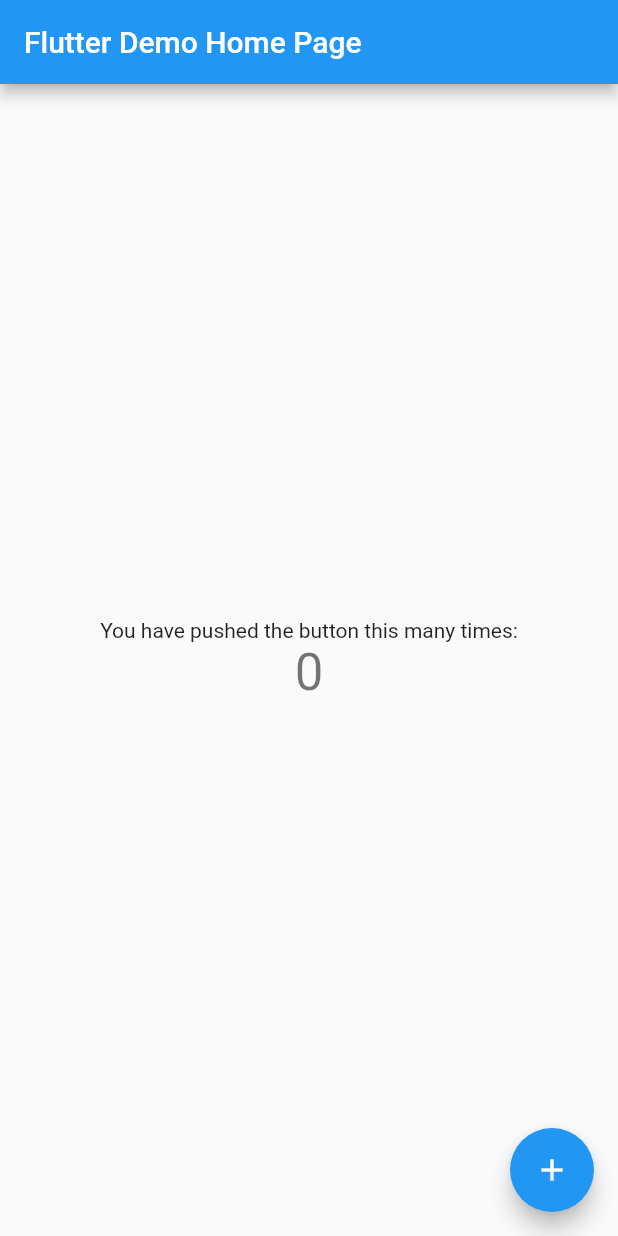
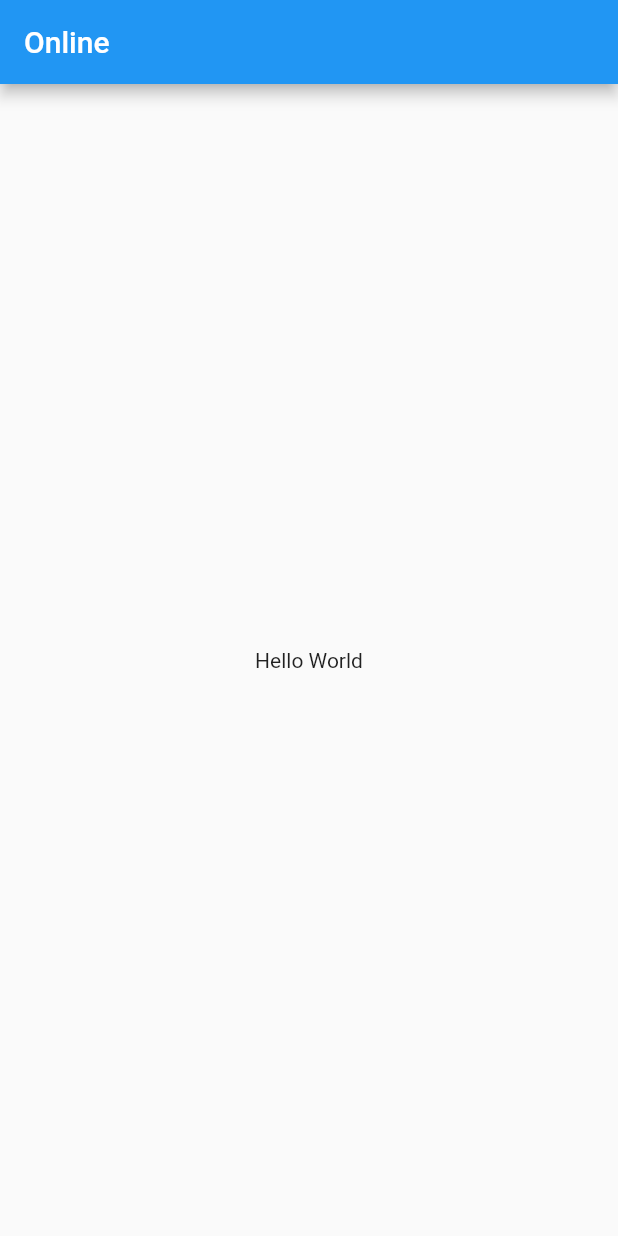
Before and after one commit to omidnw/Messenger, a Flutter app: the screen it shows after launch, on a phone screen of 412 x 824 dp. Run offline on Flutter 3.47's test engine with Material 2 defaults, Android fonts, the phone set to English and light mode, and no system bars.

Commit message:
[13:45 | Removed test - Edited main.dart]

```diff
--- a/lib/main.dart
+++ b/lib/main.dart
@@ -1,117 +1,15 @@
 import 'package:flutter/material.dart';
 
-void main() {
-  runApp(MyApp());
-}
-
-class MyApp extends StatelessWidget {
-  // This widget is the root of your application.
-  @override
-  Widget build(BuildContext context) {
-    return MaterialApp(
-      title: 'Flutter Demo',
-      theme: ThemeData(
-        // This is the theme of your application.
-        //
-        // Try running your application with "flutter run". You'll see the
-        // application has a blue toolbar. Then, without quitting the app, try
-        // changing the primarySwatch below to Colors.green and then invoke
-        // "hot reload" (press "r" in the console where you ran "flutter run",
-        // or simply save your changes to "hot reload" in a Flutter IDE).
-        // Notice that the counter didn't reset back to zero; the application
-        // is not restarted.
-        primarySwatch: Colors.blue,
-        // This makes the visual density adapt to the platform that you run
-        // the app on. For desktop platforms, the controls will be smaller and
-        // closer together (more dense) than on mobile platforms.
-        visualDensity: VisualDensity.adaptivePlatformDensity,
-      ),
-      home: MyHomePage(title: 'Flutter Demo Home Page'),
-    );
-  }
-}
-
-class MyHomePage extends StatefulWidget {
-  MyHomePage({Key key, this.title}) : super(key: key);
-
-  // This widget is the home page of your application. It is stateful, meaning
-  // that it has a State object (defined below) that contains fields that affect
-  // how it looks.
-
-  // This class is the configuration for the state. It holds the values (in this
-  // case the title) provided by the parent (in this case the App widget) and
-  // used by the build method of the State. Fields in a Widget subclass are
-  // always marked "final".
-
-  final String title;
-
-  @override
-  _MyHomePageState createState() => _MyHomePageState();
-}
-
-class _MyHomePageState extends State<MyHomePage> {
-  int _counter = 0;
-
-  void _incrementCounter() {
-    setState(() {
-      // This call to setState tells the Flutter framework that something has
-      // changed in this State, which causes it to rerun the build method below
-      // so that the display can reflect the updated values. If we changed
-      // _counter without calling setState(), then the build method would not be
-      // called again, and so nothing would appear to happen.
-      _counter++;
-    });
-  }
-
-  @override
-  Widget build(BuildContext context) {
-    // This method is rerun every time setState is called, for instance as done
-    // by the _incrementCounter method above.
-    //
-    // The Flutter framework has been optimized to make rerunning build methods
-    // fast, so that you can just rebuild anything that needs updating rather
-    // than having to individually change instances of widgets.
-    return Scaffold(
+void main(){
+  runApp(new MaterialApp(
+    title: 'Messager',
+    home: new Scaffold(
       appBar: AppBar(
-        // Here we take the value from the MyHomePage object that was created by
-        // the App.build method, and use it to set our appbar title.
-        title: Text(widget.title),
+        title: Text('Online')
       ),
       body: Center(
-        // Center is a layout widget. It takes a single child and positions it
-        // in the middle of the parent.
-        child: Column(
-          // Column is also a layout widget. It takes a list of children and
-          // arranges them vertically. By default, it sizes itself to fit its
-          // children horizontally, and tries to be as tall as its parent.
-          //
-          // Invoke "debug painting" (press "p" in the console, choose the
-          // "Toggle Debug Paint" action from the Flutter Inspector in Android
-          // Studio, or the "Toggle Debug Paint" command in Visual Studio Code)
-          // to see the wireframe for each widget.
-          //
-          // Column has various properties to control how it sizes itself and
-          // how it positions its children. Here we use mainAxisAlignment to
-          // center the children vertically; the main axis here is the vertical
-          // axis because Columns are vertical (the cross axis would be
-          // horizontal).
-          mainAxisAlignment: MainAxisAlignment.center,
-          children: <Widget>[
-            Text(
-              'You have pushed the button this many times:',
-            ),
-            Text(
-              '$_counter',
-              style: Theme.of(context).textTheme.headline4,
-            ),
-          ],
-        ),
+        child: Text('Hello World')
       ),
-      floatingActionButton: FloatingActionButton(
-        onPressed: _incrementCounter,
-        tooltip: 'Increment',
-        child: Icon(Icons.add),
-      ), // This trailing comma makes auto-formatting nicer for build methods.
-    );
-  }
+    )
+  ));
 }
```
Also changed, not shown: 1 other file.
